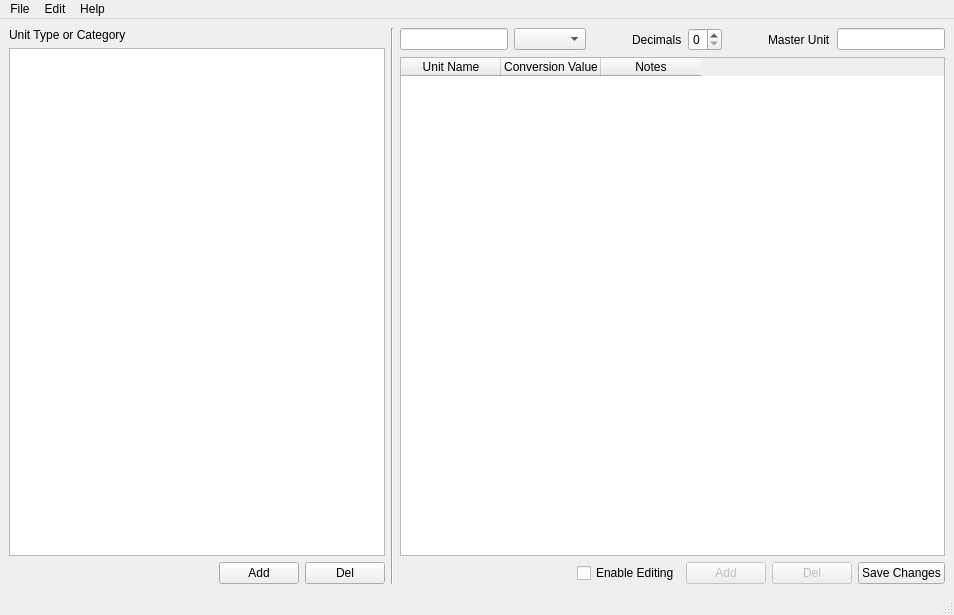
Qt form datatablewindow.ui (fjpereny/konverter) before a commit.
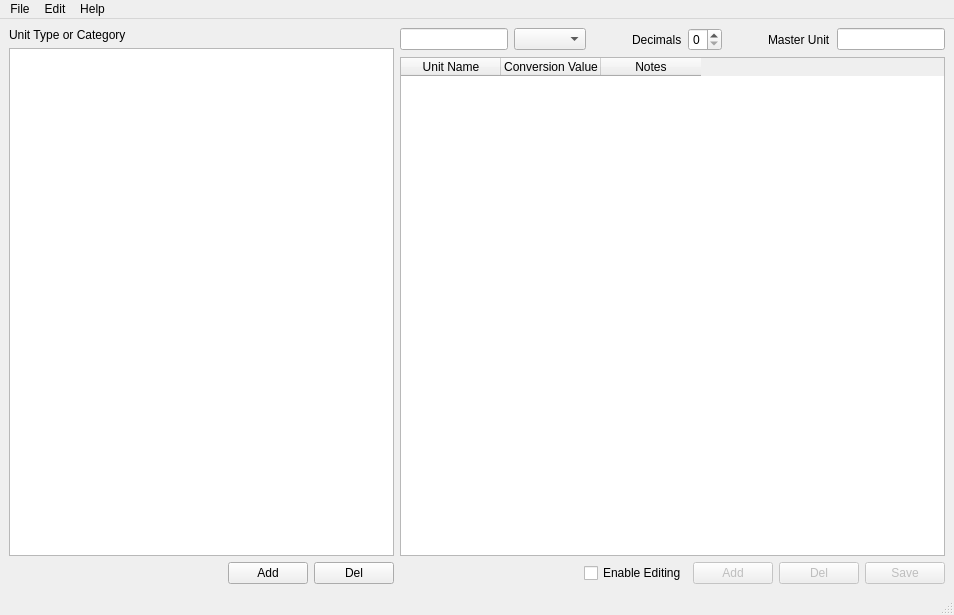
The same form after that commit.

The edit to the form file:
```diff
--- a/datatablewindow.ui
+++ b/datatablewindow.ui
@@ -60,13 +60,6 @@
       </item>
      </layout>
     </item>
-    <item>
-     <widget class="Line" name="line">
-      <property name="orientation">
-       <enum>Qt::Vertical</enum>
-      </property>
-     </widget>
-    </item>
     <item>
      <layout class="QVBoxLayout" name="verticalLayout">
       <item>
@@ -245,8 +238,11 @@
         </item>
         <item>
          <widget class="QPushButton" name="saveButton">
+          <property name="enabled">
+           <bool>false</bool>
+          </property>
           <property name="text">
-           <string>Save Changes</string>
+           <string>Save</string>
           </property>
          </widget>
         </item>
```
Left out of the diff: 26 changed lines with no effect on the pictures.
